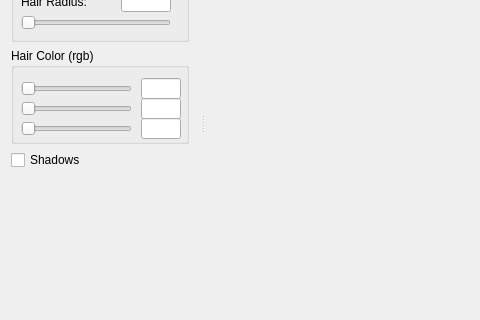
First picture: the form in src/mainwindow.ui, repository mravella/hair, before the edit; both pictures show x 0 to 480 and y 187 to 507 of the 900 by 600 pixel window.
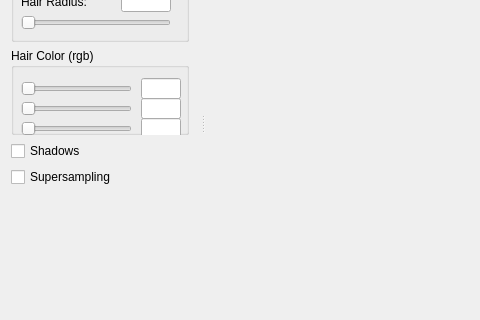
Second picture: the form after the edit.

Commit message: Added supersampling, and refactored Texture/Framebuffer

The edit to the form file:
```diff
--- a/src/mainwindow.ui
+++ b/src/mainwindow.ui
@@ -370,6 +370,13 @@
        </property>
       </widget>
      </item>
+     <item>
+      <widget class="QCheckBox" name="supersampleCheckBox">
+       <property name="text">
+        <string>Supersampling</string>
+       </property>
+      </widget>
+     </item>
      <item>
       <widget class="QLabel" name="fpsLabel">
        <property name="enabled">
```
Left out of the diff: 2 changed lines with no effect on the pictures. The commit also changes 9 other files.
